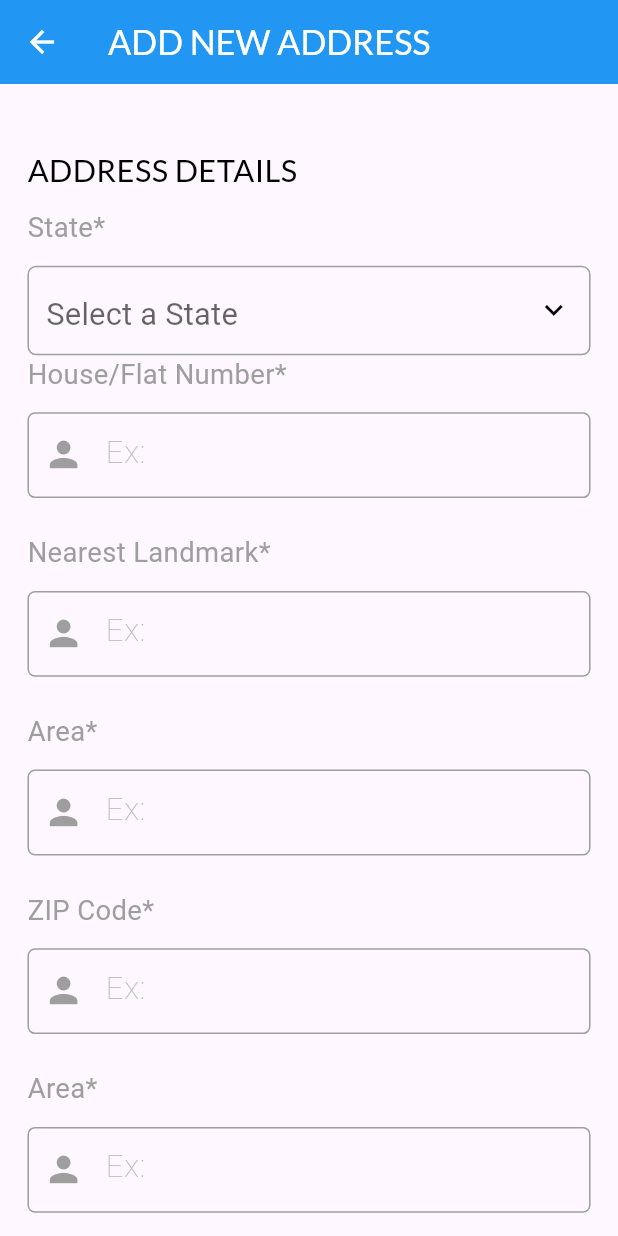
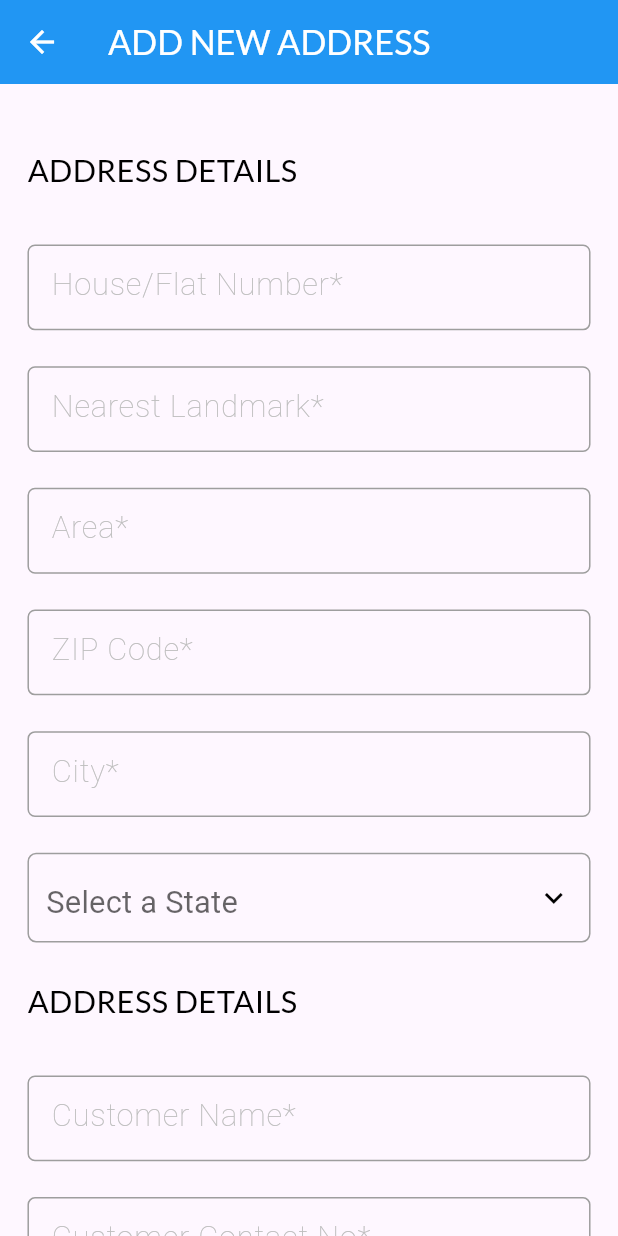
Before and after one commit to rudramistry001/E-COM-UI, a Flutter app: the EditAddressScreen screen opened directly, on a phone screen of 412 x 824 dp. Run offline on Flutter 3.47's test engine with Material 3 defaults, Android fonts, the phone set to English and light mode, and no system bars; our stand-ins replace cached_network_image, flutter_screenutil, flutter_svg, loading_animation_widget, mask_text_input_formatter, shared_preferences and 1 more; missing offline and left inert: http_interceptor; accounts and stored records are empty; Roboto replaces fonts that are missing (Metrophobic, RobotoCondensed); statements that could not run were skipped.

Commit message:
offer aapi changes and address screen completion

```diff
--- /dev/null
+++ b/devtools_options.yaml
@@ -0,0 +1,3 @@
+description: This file stores settings for Dart & Flutter DevTools.
+documentation: https://docs.flutter.dev/tools/devtools/extensions#configure-extension-enablement-states
+extensions:
--- a/lib/4 view model/register_view_model.dart
+++ b/lib/4 view model/register_view_model.dart
@@ -3,7 +3,7 @@
 import 'dart:convert';
 
 import 'package:e_com_ui/1%20model/auth_model.dart';
-import 'package:e_com_ui/3%20repository/register_service.dart';
+import 'package:e_com_ui/3%20repository/register_repository.dart';
 import 'package:e_com_ui/5%20screens/auth/login_screen.dart';
 import 'package:e_com_ui/8%20global%20utils/global_utils.dart';
 import 'package:e_com_ui/8%20global%20utils/loader.dart';
--- a/lib/5 screens/dashboard/widgets/product_carousel.dart
+++ b/lib/5 screens/dashboard/widgets/product_carousel.dart
@@ -1,4 +1,5 @@
-import 'package:e_com_ui/screens/dashboard/models/product_model.dart';
+
+import 'package:e_com_ui/5%20screens/dashboard/models/product_model.dart';
 import 'package:flutter/material.dart';
 import 'package:flutter_screenutil/flutter_screenutil.dart';
 
--- a/lib/5 screens/profile/edit_address_screen.dart
+++ b/lib/5 screens/profile/edit_address_screen.dart
@@ -1,7 +1,6 @@
-
 import 'package:e_com_ui/5%20screens/auth/widgets/custom_textfield.dart';
-import 'package:e_com_ui/5%20screens/auth/widgets/custom_textfield_label.dart';
 import 'package:e_com_ui/6%20global%20widgets/custom_app_bar.dart';
+import 'package:e_com_ui/6%20global%20widgets/custom_elevated_button.dart';
 import 'package:e_com_ui/6%20global%20widgets/text_wideget.dart';
 import 'package:flutter/material.dart';
 import 'package:flutter_screenutil/flutter_screenutil.dart';
@@ -15,18 +14,32 @@ class EditAddressScreen extends StatefulWidget {
 
 class _EditAddressScreenState extends State<EditAddressScreen> {
   bool isHouseNoValid = false;
-  bool isContactNumberValid = false;
+  bool isNearestLandmarkValid = false;
+  bool isAreaValid = false;
+  bool isZipCodeValid = false;
+  bool isCityValid = false;
+  bool isCustomerNameValid = false;
+  bool isCustomerNoValid = false;
+  bool _isChecked = false;
 
   TextEditingController housenoController = TextEditingController();
+  TextEditingController landmarkController = TextEditingController();
+  TextEditingController areaController = TextEditingController();
+  TextEditingController zipocodeController = TextEditingController();
+  TextEditingController cityController = TextEditingController();
+  TextEditingController customernameController = TextEditingController();
   TextEditingController contactnoController = TextEditingController();
-  TextEditingController landmarkcontroller = TextEditingController();
 
   @override
   void dispose() {
     super.dispose();
     housenoController.dispose();
+    landmarkController.dispose();
+    areaController.dispose();
+    zipocodeController.dispose();
+    cityController.dispose();
+    customernameController.dispose();
     contactnoController.dispose();
-    landmarkcontroller.dispose();
   }
 
   // Initial Selected Value
@@ -90,11 +103,109 @@ class _EditAddressScreenState extends State<EditAddressScreen> {
                 ),
               ),
               10.verticalSpace,
-              const CustomTextFieldLabel(
-                labelText: "State*",
-                fontColor: Colors.grey,
-                fontWeight: FontWeight.w400,
+              20.verticalSpace,
+              CustomStyledTextField(
+                controller: housenoController,
+                keyboardType: TextInputType.name,
+                hintText: "House/Flat Number*",
+
+                validator: (val) {
+                  if (val == null || val.isEmpty) {
+                    return 'This is a required field'; // Validation: must not be empty
+                  }
+                  return null;
+                },
+                onValidationChanged: (isValid) {
+                  setState(() {
+                    isHouseNoValid = isValid;
+                  });
+                },
+                errorText: isHouseNoValid
+                    ? null
+                    : 'House Number is a required field', // Show error when invalid
               ),
+              20.verticalSpace,
+              CustomStyledTextField(
+                controller: landmarkController,
+                keyboardType: TextInputType.name,
+                hintText: "Nearest Landmark*",
+
+                validator: (val) {
+                  if (val == null || val.isEmpty) {
+                    return 'Landmark is a required field'; // Validation: must not be empty
+                  }
+                  return null;
+                },
+                onValidationChanged: (isValid) {
+                  setState(() {
+                    isNearestLandmarkValid = isValid;
+                  });
+                },
+                errorText: isNearestLandmarkValid
+                    ? null
+                    : 'Landmark is a required field', // Show error when invalid
+              ),
+              20.verticalSpace,
+              CustomStyledTextField(
+                controller: areaController,
+                keyboardType: TextInputType.name,
+                hintText: "Area*",
+                validator: (val) {
+                  if (val == null || val.isEmpty) {
+                    return 'This is a required field'; // Validation: must not be empty
+                  }
+                  return null;
+                },
+                onValidationChanged: (isValid) {
+                  setState(() {
+                    isAreaValid = isValid;
+                  });
+                },
+                errorText: isAreaValid
+                    ? null
+                    : 'This is a required field', // Show error when invalid
+              ),
+              20.verticalSpace,
+              CustomStyledTextField(
+                controller: zipocodeController,
+                keyboardType: TextInputType.phone,
+                hintText: "ZIP Code* ",
+                validator: (val) {
+                  if (val == null || val.isEmpty) {
+                    return 'This is a required field'; // Validation: must not be empty
+                  }
+                  return null;
+                },
+                onValidationChanged: (isValid) {
+                  setState(() {
+                    isZipCodeValid = isValid;
+                  });
+                },
+                errorText: isZipCodeValid
+                    ? null
+                    : 'Zip Code is a required field', // Show error when invalid
+              ),
+              20.verticalSpace,
+              CustomStyledTextField(
+                controller: cityController,
+                keyboardType: TextInputType.phone,
+                hintText: "City*",
+                validator: (val) {
+                  if (val == null || val.isEmpty) {
+                    return 'City Name is a required field'; // Validation: must not be empty
+                  }
+                  return null;
+                },
+                onValidationChanged: (isValid) {
+                  setState(() {
+                    isCityValid = isValid;
+                  });
+                },
+                errorText: isCityValid
+                    ? null
+                    : 'This is a required field', // Show error when invalid
+              ),
+              20.verticalSpace,
               Container(
                 width: 360.w,
                 height: 50.h,
@@ -138,7 +249,7 @@ class _EditAddressScreenState extends State<EditAddressScreen> {
                             child: Text(
                               item,
                               style: TextStyle(
-                                fontFamily: "Metrophobic",
+                                fontFamily: "Lato",
                                 fontSize: 18.sp,
                                 fontWeight: FontWeight.w400,
                               ),
@@ -152,7 +263,7 @@ class _EditAddressScreenState extends State<EditAddressScreen> {
                           child: Text(
                             item,
                             style: TextStyle(
-                              fontFamily: "Metrophobic",
+                              fontFamily: "Lato",
                               fontSize: 18.sp,
                               fontWeight: FontWeight.w400,
                             ),
@@ -169,16 +280,24 @@ class _EditAddressScreenState extends State<EditAddressScreen> {
                   ),
                 ),
               ),
-              const CustomTextFieldLabel(
-                labelText: "House/Flat Number*",
-                fontColor: Colors.grey,
-                fontWeight: FontWeight.w400,
+// CONTACT DETAILS PART
+              20.verticalSpace,
+              const Align(
+                alignment: Alignment.centerLeft,
+                child: CustomText(
+                  text: "ADDRESS DETAILS",
+                  textType: TextType.bodyLarge,
+                  textWeight: TextWeight.regular,
+                  color: Colors.black,
+                ),
               ),
+              10.verticalSpace,
+              20.verticalSpace,
               CustomStyledTextField(
-                controller: housenoController,
+                controller: customernameController,
                 keyboardType: TextInputType.name,
-                hintText: "Ex: ",
-                prefixIcon: const Icon(Icons.person),
+                hintText: "Customer Name*",
+
                 validator: (val) {
                   if (val == null || val.isEmpty) {
                     return 'This is a required field'; // Validation: must not be empty
@@ -187,24 +306,19 @@ class _EditAddressScreenState extends State<EditAddressScreen> {
                 },
                 onValidationChanged: (isValid) {
                   setState(() {
-                    isHouseNoValid = isValid;
+                    isCustomerNameValid = isValid;
                   });
                 },
-                errorText: isHouseNoValid
+                errorText: isCustomerNameValid
                     ? null
                     : 'House Number is a required field', // Show error when invalid
               ),
               20.verticalSpace,
-              const CustomTextFieldLabel(
-                labelText: "Nearest Landmark*",
-                fontColor: Colors.grey,
-                fontWeight: FontWeight.w400,
-              ),
               CustomStyledTextField(
-                controller: landmarkcontroller,
-                keyboardType: TextInputType.name,
-                hintText: "Ex: ",
-                prefixIcon: const Icon(Icons.person),
+                controller: contactnoController,
+                keyboardType: TextInputType.phone,
+                hintText: "Customer Contact No*",
+
                 validator: (val) {
                   if (val == null || val.isEmpty) {
                     return 'This is a required field'; // Validation: must not be empty
@@ -213,118 +327,45 @@ class _EditAddressScreenState extends State<EditAddressScreen> {
                 },
                 onValidationChanged: (isValid) {
                   setState(() {
-                    isHouseNoValid = isValid;
+                    isCustomerNoValid = isValid;
                   });
                 },
-                errorText: isHouseNoValid
+                errorText: isCustomerNoValid
                     ? null
-                    : 'This is a required field', // Show error when invalid
+                    : 'Contact Number is a required field', // Show error when invalid
               ),
               20.verticalSpace,
-              const CustomTextFieldLabel(
-                labelText: "Area*",
-                fontColor: Colors.grey,
-                fontWeight: FontWeight.w400,
+
+              Row(
+                children: [
+                  Checkbox(
+                    value: _isChecked,
+                    onChanged: (bool? value) {
+                      setState(() {
+                        _isChecked = value ?? false;
+                      });
+                    },
+                  ),
+                  const CustomText(
+                    text: "Use as Default Address",
+                    textType: TextType.bodySmall,
+                    textWeight: TextWeight.regular,
+                    color: Colors.black,
+                  ),
+                ],
               ),
-              CustomStyledTextField(
-                controller: landmarkcontroller,
-                keyboardType: TextInputType.name,
-                hintText: "Ex: ",
-                prefixIcon: const Icon(Icons.person),
-                validator: (val) {
-                  if (val == null || val.isEmpty) {
-                    return 'This is a required field'; // Validation: must not be empty
-                  }
-                  return null;
-                },
-                onValidationChanged: (isValid) {
-                  setState(() {
-                    isHouseNoValid = isValid;
-                  });
-                },
-                errorText: isHouseNoValid
-                    ? null
-                    : 'This is a required field', // Show error when invalid
+              10.verticalSpace,
+              CustomElevatedButton(
+                onPressed: () {},
+                text: "Save Address",
+                height: 50.sp,
+                width: double.infinity,
+                backgroundColor: Colors.blue,
+                borderColor: Colors.blue,
+                borderWidth: 1,
+                textColor: Colors.white,
+                iconColor: Colors.blue,
               ),
-              20.verticalSpace,
-              const CustomTextFieldLabel(
-                labelText: "ZIP Code*",
-                fontColor: Colors.grey,
-                fontWeight: FontWeight.w400,
-              ),
-              CustomStyledTextField(
-                controller: landmarkcontroller,
-                keyboardType: TextInputType.phone,
-                hintText: "Ex: ",
-                prefixIcon: const Icon(Icons.person),
-                validator: (val) {
-                  if (val == null || val.isEmpty) {
-                    return 'This is a required field'; // Validation: must not be empty
-                  }
-                  return null;
-                },
-                onValidationChanged: (isValid) {
-                  setState(() {
-                    isHouseNoValid = isValid;
-                  });
-                },
-                errorText: isHouseNoValid
-                    ? null
-                    : 'This is a required field', // Show error when invalid
-              ),
-              20.verticalSpace,
-              const CustomTextFieldLabel(
-                labelText: "Area*",
-                fontColor: Colors.grey,
-                fontWeight: FontWeight.w400,
-              ),
-              CustomStyledTextField(
-                controller: landmarkcontroller,
-                keyboardType: TextInputType.name,
-                hintText: "Ex: ",
-                prefixIcon: const Icon(Icons.person),
-                validator: (val) {
-                  if (val == null || val.isEmpty) {
-                    return 'This is a required field'; // Validation: must not be empty
-                  }
-                  return null;
-                },
-                onValidationChanged: (isValid) {
-                  setState(() {
-                    isHouseNoValid = isValid;
-                  });
-                },
-                errorText: isHouseNoValid
-                    ? null
-                    : 'This is a required field', // Show error when invalid
-              ),
-              20.verticalSpace,
-              const CustomTextFieldLabel(
-                labelText: "Area*",
-                fontColor: Colors.grey,
-                fontWeight: FontWeight.w400,
-              ),
-              CustomStyledTextField(
-                controller: landmarkcontroller,
-                keyboardType: TextInputType.name,
-                hintText: "Ex: ",
-                prefixIcon: const Icon(Icons.person),
-                validator: (val) {
-                  if (val == null || val.isEmpty) {
-                    return 'This is a required field'; // Validation: must not be empty
-                  }
-                  return null;
-                },
-                onValidationChanged: (isValid) {
-                  setState(() {
-                    isHouseNoValid = isValid;
-                  });
-                },
-                errorText: isHouseNoValid
-                    ? null
-                    : 'This is a required field', // Show error when invalid
-              ),
-              20.verticalSpace,
             ],
           ),
         ),
--- /dev/null
+++ b/lib/5 screens/profile/edit_profile_screen.dart
@@ -0,0 +1 @@
+``
--- a/lib/8 global utils/initial_loading_screen.dart
+++ b/lib/8 global utils/initial_loading_screen.dart
@@ -2,7 +2,7 @@
 import 'package:e_com_ui/1%20model/auth_model.dart';
 import 'package:e_com_ui/4%20view%20model/register_view_model.dart';
 import 'package:e_com_ui/5%20screens/auth/login_screen.dart';
-import 'package:e_com_ui/5%20screens/home/home_screen.dart';
+import 'package:e_com_ui/5%20screens/dashboard/dashboard_screen.dart';
 import 'package:e_com_ui/6%20global%20widgets/text_wideget.dart';
 import 'package:flutter/foundation.dart';
 import 'package:flutter/material.dart';
@@ -62,7 +62,7 @@ class _InitialLoadingScreenState extends State<InitialLoadingScreen> {
       if (isTokenValid) {
         Navigator.pushReplacement(
           context,
-          MaterialPageRoute(builder: (context) => const HomeScreen()),
+          MaterialPageRoute(builder: (context) => const DashboardScreen()),
         );
       } else {
         // If token is invalid, clear stored token and navigate to LoginScreen
--- a/lib/8 global utils/loading_screen.dart
+++ b/lib/8 global utils/loading_screen.dart
@@ -1,6 +1,6 @@
 
 import 'package:e_com_ui/5%20screens/auth/login_screen.dart';
-import 'package:e_com_ui/5%20screens/home/home_screen.dart';
+import 'package:e_com_ui/5%20screens/dashboard/dashboard_screen.dart';
 import 'package:flutter/material.dart';
 import 'package:flutter_screenutil/flutter_screenutil.dart';
 import 'package:loading_animation_widget/loading_animation_widget.dart';
@@ -35,7 +35,7 @@ class _LoadingScreenState extends State<LoadingScreen> {
       }
       Navigator.pushReplacement(
         context,
-        MaterialPageRoute(builder: (_) => const HomeScreen()),
+        MaterialPageRoute(builder: (_) => const DashboardScreen()),
       );
     } catch (e) {
       await Future.delayed(const Duration(seconds: 3));
--- a/lib/main.dart
+++ b/lib/main.dart
@@ -1,3 +1,4 @@
+import 'package:e_com_ui/4%20view%20model/offer_view_model.dart';
 import 'package:e_com_ui/4%20view%20model/register_view_model.dart';
 import 'package:e_com_ui/8%20global%20utils/initial_loading_screen.dart';
 import 'package:flutter/material.dart';
@@ -21,8 +22,9 @@ void main() async {
     MultiProvider(
       providers: [
         ChangeNotifierProvider(create: (_) => RegisterViewModel()),
+         ChangeNotifierProvider(create: (_) => OfferViewModel()),
       ],
-      child: MyApp(),
+      child: const MyApp(),
     ),
   );
 }
@@ -52,7 +54,7 @@ class MyApp extends StatelessWidget {
             debugShowCheckedModeBanner:
                 false, // Disabling the debug banner on UI.
 
-            home: InitialLoadingScreen(),
+            home: const InitialLoadingScreen(),
           );
         });
   }
```
Also changed, not shown: lib/1 model/dashboard/offer_model.dart (added, +22 -0 lines), lib/2 service/dashboard/offer_service.dart (added, +27 -0 lines), lib/3 repository/offer_repository.dart (added, +14 -0 lines), lib/4 view model/offer_view_model.dart (added, +76 -0 lines), lib/5 screens/home/home_screen.dart (+36 -126 lines), lib/7 constants/urls.dart (+12 -1 lines), lib/3 repository/register_repository.dart (renamed from lib/3 repository/register_service.dart).
